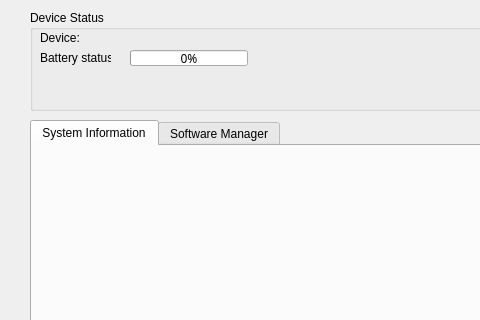
The window that synce-kpm/synce-kpm/data/ui/synce-kpm-mainwindow.ui (playday3008/SynCE) describes before a commit, drawn with Qt 5; both pictures show x 0 to 480 and y 0 to 320 of the 582 by 494 pixel window.
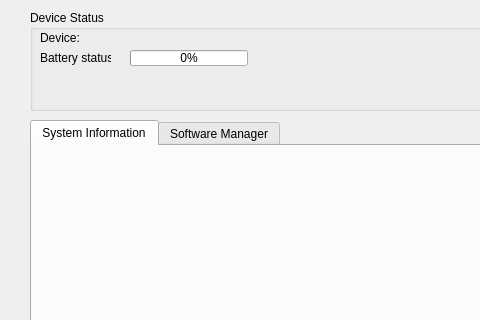
The same window after the commit.

Commit message: * Implemented a Periodic Timer, that will keep updating the 	  PhoneCommunicator object and notify any observers in case 	  something gets updated in the model 	* Implemented customEvent for updating the GUI outside of the 	  GUI thread. 	* Implemented initial progress report on copying CAB file to 	  device (console based for now)

What changed in the file:
```diff
--- a/synce-kpm/synce-kpm/data/ui/synce-kpm-mainwindow.ui
+++ b/synce-kpm/synce-kpm/data/ui/synce-kpm-mainwindow.ui
@@ -61,12 +61,15 @@
     </property>
     <property name="font" >
      <font>
-      <family>Penguin Attack</family>
+      <pointsize>9</pointsize>
      </font>
     </property>
     <property name="value" >
      <number>0</number>
     </property>
+    <property name="invertedAppearance" >
+     <bool>false</bool>
+    </property>
    </widget>
    <widget class="QLabel" name="label_devicename" >
     <property name="geometry" >
```
Left out of the diff: 15 changed lines with no effect on the pictures. The commit also changes 5 other files.
